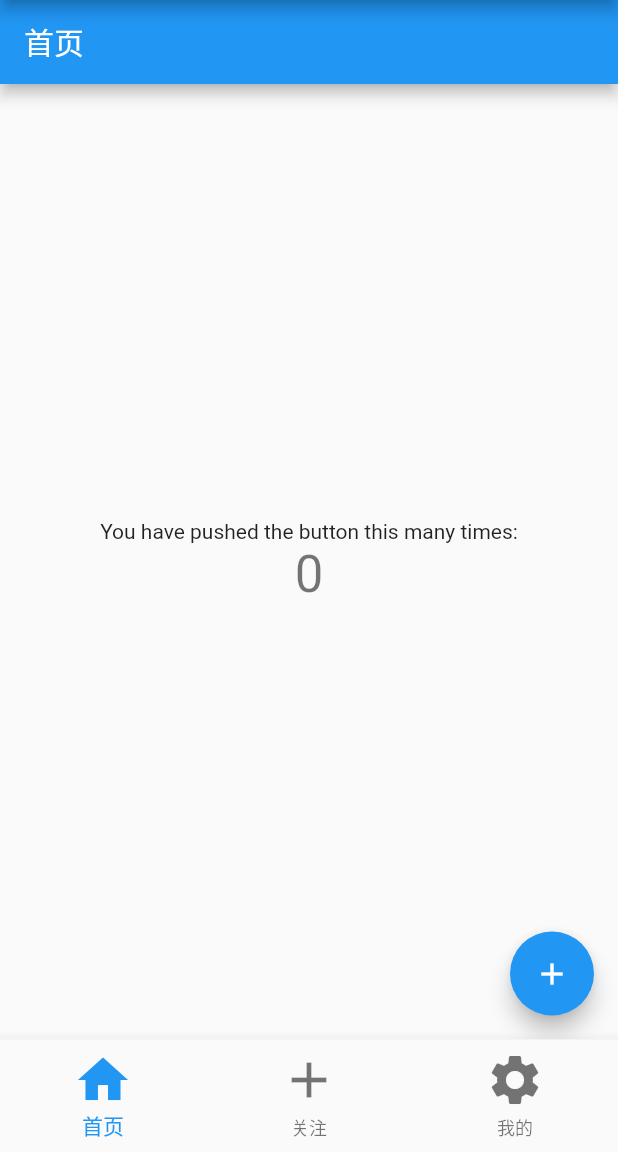
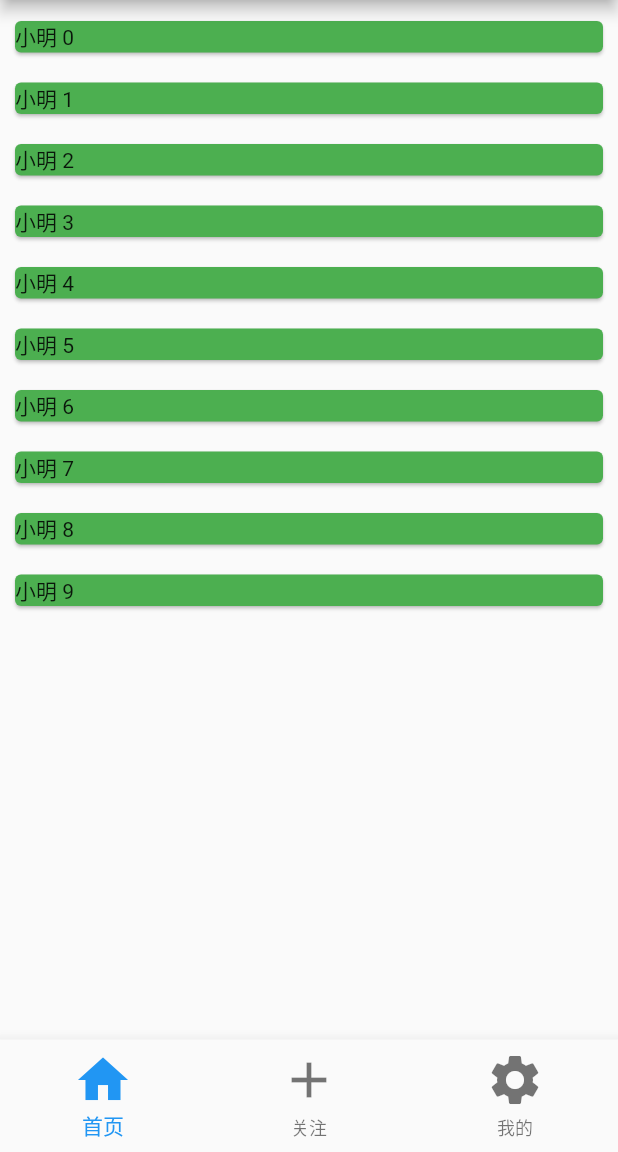
Before and after one commit to HOLDfoot/seekyouapp, a Flutter app: the screen it shows after launch, on a phone screen of 412 x 824 dp, the part 84-1236 px from its top. Run offline on Flutter 3.47's test engine with Material 2 defaults, Android fonts, the phone set to English and light mode, and no system bars; our stand-ins replace flutter_easyrefresh.

Commit message:
Add嵌入flutter easyrefresh

```diff
--- a/lib/ui/page/home_page.dart
+++ b/lib/ui/page/home_page.dart
@@ -1,87 +1,192 @@
+import 'dart:async';
+
 import 'package:flutter/material.dart';
+import 'package:flutter_easyrefresh/easy_refresh.dart';
+import 'package:flutter_easyrefresh/ball_pulse_header.dart';
+import 'package:flutter_easyrefresh/ball_pulse_footer.dart';
 
-/// 首页
+/// 会员购买记录
 class HomePage extends StatefulWidget {
-  HomePage({Key key, this.title = "首页"}) : super(key: key);
-
-  // This widget is the home page of your application. It is stateful, meaning
-  // that it has a State object (defined below) that contains fields that affect
-  // how it looks.
-
-  // This class is the configuration for the state. It holds the values (in this
-  // case the title) provided by the parent (in this case the App widget) and
-  // used by the build method of the State. Fields in a Widget subclass are
-  // always marked "final".
-
-  final String title;
-
   @override
-  _HomePageState createState() => _HomePageState();
+  HomePageState createState() {
+    return HomePageState();
+  }
 }
 
-class _HomePageState extends State<HomePage> {
-  int _counter = 0;
-
-  void _incrementCounter() {
-    setState(() {
-      // This call to setState tells the Flutter framework that something has
-      // changed in this State, which causes it to rerun the build method below
-      // so that the display can reflect the updated values. If we changed
-      // _counter without calling setState(), then the build method would not be
-      // called again, and so nothing would appear to happen.
-      _counter++;
-    });
-  }
+class HomePageState extends State<HomePage> {
+  List<UserInfo> orderList;
 
   @override
   Widget build(BuildContext context) {
-    // This method is rerun every time setState is called, for instance as done
-    // by the _incrementCounter method above.
-    //
-    // The Flutter framework has been optimized to make rerunning build methods
-    // fast, so that you can just rebuild anything that needs updating rather
-    // than having to individually change instances of widgets.
     return Scaffold(
-      appBar: AppBar(
-        // Here we take the value from the MyHomePage object that was created by
-        // the App.build method, and use it to set our appbar title.
-        title: Text(widget.title),
+      body: EasyRefresh(
+          emptyWidget: getEmptyWidget(),
+          firstRefresh: true,
+          header: BallPulseHeader(
+            enableHapticFeedback: false,
+          ),
+          footer: BallPulseFooter(
+            enableHapticFeedback: false,
+          ),
+          onRefresh: onRefresh,
+          onLoad: noMore ? null : onLoad,
+          child: ListView.builder(
+            padding: EdgeInsets.only(top: adapt(4)),
+            shrinkWrap: true,
+            itemCount: getChildCount(),
+            physics: NeverScrollableScrollPhysics(),
+            itemBuilder: (context, index) {
+              return getChildWidget(index);
+            },
+          )
+/*
+          child: ListView.builder(
+            padding: EdgeInsets.only(top: adapt(4)),
+            shrinkWrap: true,
+            itemCount: getChildCount(),
+            physics: NeverScrollableScrollPhysics(),
+            itemBuilder: (context, index) {
+              return getChildWidget(index);
+            },
+          )
+*/
       ),
-      body: Center(
-        // Center is a layout widget. It takes a single child and positions it
-        // in the middle of the parent.
-        child: Column(
-          // Column is also a layout widget. It takes a list of children and
-          // arranges them vertically. By default, it sizes itself to fit its
-          // children horizontally, and tries to be as tall as its parent.
-          //
-          // Invoke "debug painting" (press "p" in the console, choose the
-          // "Toggle Debug Paint" action from the Flutter Inspector in Android
-          // Studio, or the "Toggle Debug Paint" command in Visual Studio Code)
-          // to see the wireframe for each widget.
-          //
-          // Column has various properties to control how it sizes itself and
-          // how it positions its children. Here we use mainAxisAlignment to
-          // center the children vertically; the main axis here is the vertical
-          // axis because Columns are vertical (the cross axis would be
-          // horizontal).
-          mainAxisAlignment: MainAxisAlignment.center,
-          children: <Widget>[
-            Text(
-              'You have pushed the button this many times:',
-            ),
-            Text(
-              '$_counter',
-              style: Theme.of(context).textTheme.headline4,
-            ),
-          ],
-        ),
-      ),
-      floatingActionButton: FloatingActionButton(
-        onPressed: _incrementCounter,
-        tooltip: 'Increment',
-        child: Icon(Icons.add),
-      ), // This trailing comma makes auto-formatting nicer for build methods.
     );
   }
+
+  /// 后端默认10
+  int pageSize = 10;
+
+  /// getData负责+1
+  int page = 0;
+
+  /// 默认没有更多, 只有当刷新成功了才有更多
+  bool noMore = true;
+
+  /// 网络失败则返回null, 成功则有数据
+  Future<List<UserInfo>> getData() async {
+    UserInfo item = UserInfo(name: "小明", photo: CONST_PIC);
+    List<UserInfo> userInfoList = [];
+    for (int i = 0; i < pageSize; i++) {
+      userInfoList.add(item);
+    }
+    print(DateTime.now());
+    await Future.delayed(Duration(seconds: 3));
+    print(DateTime.now());
+    return userInfoList;
+  }
+
+  /// 刷新页面
+  /// 处理了: 网络异常, 第一页的分页, 还有更多的情况, 第一次加载展示加载的UI
+  Future<void> onRefresh() async {
+    print("onRefresh 1");
+    // 恢复初始值
+    page = 1;
+    List<UserInfo> orderData = await getData();
+    // 只要网络请求回来, 就已经完成了第一次加载
+    if (showedLoading) {
+      showedLoading = false;
+    }
+    if (mounted) {
+      setState(() {
+        // 如果不是网络异常, 则不为空, 更新列表, 如果是网络异常则为空, 不更新
+        if (orderData != null) {
+          orderList = orderData;
+          noMore = false;
+        }
+      });
+    }
+  }
+
+  /// 加载更多
+  /// 处理了: 没有更多的情况, 网络失败的情况, 分页的情况
+  Future<void> onLoad() async {
+    print("onLoad 1");
+
+    page++;
+    List<UserInfo> orderData = await getData();
+    if (mounted) {
+      setState(() {
+        if (orderData == null) {
+          /// 网络失败
+          page--;
+        } else if (orderData.length == 0) {
+          noMore = true;
+          orderList.addAll(orderData);
+          page--;
+        } else {
+          noMore = false;
+          orderList.addAll(orderData);
+        }
+      });
+    }
+  }
+
+  /// 是否已经展示过loading
+  bool showedLoading = true;
+
+  /// 空视图一个是第一次加载, 一个是网络错误orderList==null, 一个是数据是空数组orderList==[]
+  /// 如果@return是null, 则不显示null
+  Widget getEmptyWidget() {
+    if (getChildCount() > 0) {
+      return null;
+    }
+    if (showedLoading) {
+      // 第一次加载
+      return SearchResultEmptyWidget(
+        title: "正在努力加载中",
+      );
+    } else if (orderList == null) {
+      // 不是第一次加载情况下仍然为空, 则肯定是网络错误
+      return SearchResultEmptyWidget(
+        title: "网络错误",
+      );
+    } else {
+      // orderList==[]
+      // 空界面的情况
+      return SearchResultEmptyWidget();
+    }
+  }
+
+  /// 获取子item的数值
+  int getChildCount() {
+    int count = (orderList ?? List()).length;
+    return count;
+  }
+
+  /// 获取item Widget
+  Widget getChildWidget(int index) {
+    return Card(
+      color: Colors.green,
+      margin: EdgeInsets.all(10),
+      child: Text(orderList[index].name + " $index"),
+    );
+  }
+
+  double adapt(int dp) {
+    return dp * 1.0;
+  }
 }
+
+class UserInfo {
+  String name;
+  String email;
+  String photo;
+  String introduce;
+
+  UserInfo({this.name, this.email, this.photo, this.introduce});
+
+}
+
+class SearchResultEmptyWidget extends StatelessWidget {
+  final String title;
+
+  SearchResultEmptyWidget({Key key, this.title = "没有数据"}) :super(key: key);
+
+  @override
+  Widget build(BuildContext context) {
+    return Text(this.title);
+  }
+}
+
+const String CONST_PIC = "https://ss1.bdstatic.com/70cFvXSh_Q1YnxGkpoWK1HF6hhy/it/u=375015144,848773525&fm=26&gp=0.jpg";
--- a/pubspec.yaml
+++ b/pubspec.yaml
@@ -28,6 +28,7 @@ dependencies:
   # The following adds the Cupertino Icons font to your application.
   # Use with the CupertinoIcons class for iOS style icons.
   cupertino_icons: ^0.1.3
+  flutter_easyrefresh: ^2.1.5
 
 dev_dependencies:
   flutter_test:
```
Also changed, not shown: pubspec.lock.
